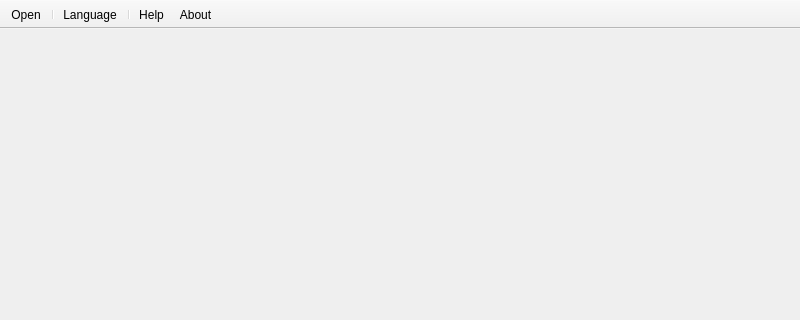
The window that src/MainWindow.ui (aavci1/Aort) describes before a commit, drawn with Qt 5; both pictures show x 0 to 800 and y 0 to 320 of the 800 by 600 pixel window.
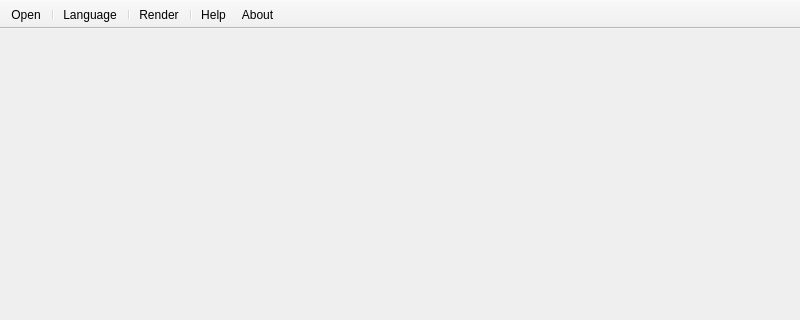
The same window after the commit. Icons and pictures are not drawn.

Commit message: Add an empty render action.

The edit to the form file:
```diff
--- a/src/MainWindow.ui
+++ b/src/MainWindow.ui
@@ -46,6 +46,8 @@
    <addaction name="separator"/>
    <addaction name="actionLanguage"/>
    <addaction name="separator"/>
+   <addaction name="actionRender"/>
+   <addaction name="separator"/>
    <addaction name="actionHelp"/>
    <addaction name="actionAbout"/>
   </widget>
@@ -91,6 +93,15 @@
     <string>About</string>
    </property>
   </action>
+  <action name="actionRender">
+   <property name="icon">
+    <iconset resource="../resources.qrc">
+     <normaloff>:/icons/image-x-generic.png</normaloff>:/icons/image-x-generic.png</iconset>
+   </property>
+   <property name="text">
+    <string>Render</string>
+   </property>
+  </action>
  </widget>
  <resources>
   <include location="../resources.qrc"/>
```
The commit also changes 4 other files.
